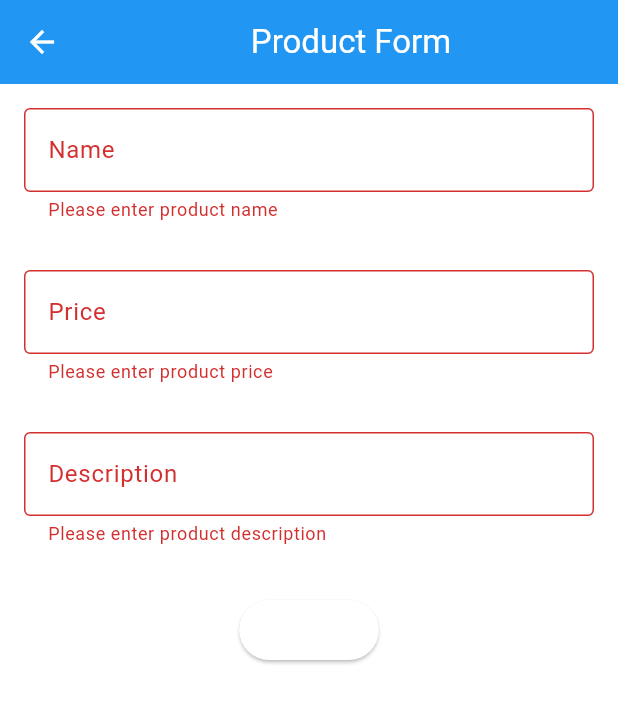
After one commit to RaAhYaMa/pbp-my-e-commerce-mobile, a Flutter app: the ProductFormPage screen opened directly, after a tap on "Submit", on a phone screen of 412 x 824 dp. The commit adds this screen. Shown: the top 703 px of the screen. Run offline on Flutter 3.47's test engine with Material 3 defaults, Android fonts, the phone set to English and light mode, and no system bars.

Commit message:
build: make a new add product form page

```diff
--- a/lib/main.dart
+++ b/lib/main.dart
@@ -1,5 +1,5 @@
 import 'package:flutter/material.dart';
-import 'package:my_e_commerce_mobile/menu.dart';
+import 'package:my_e_commerce_mobile/screens/menu.dart';
 
 
 void main() {
--- /dev/null
+++ b/lib/screens/formProductPage.dart
@@ -0,0 +1,148 @@
+import 'package:flutter/material.dart';
+
+class ProductFormPage extends StatefulWidget {
+  const ProductFormPage({super.key});
+
+  @override
+  State<ProductFormPage> createState() => _ProductFormPageState();
+}
+
+class _ProductFormPageState extends State<ProductFormPage> {
+  final _formKey = GlobalKey<FormState>();
+  String _name = "";
+  int _price = 0;
+  String _description = "";
+
+  @override
+  Widget build(BuildContext context) {
+    return Scaffold(
+      appBar: AppBar(
+        title: const Center(
+          child: Text('Product Form')
+        ),
+        backgroundColor: Theme.of(context).colorScheme.primary,
+        foregroundColor: Colors.white,
+      ),
+
+      body: Form(
+        key: _formKey,
+        child: SingleChildScrollView(
+          child: Column(
+            crossAxisAlignment: CrossAxisAlignment.start,
+            children: [
+              Padding(
+                padding: const EdgeInsets.all(16),
+                child: TextFormField(
+                  decoration: const InputDecoration(
+                    border: OutlineInputBorder(),
+                    hintText: 'Enter product name',
+                    labelText: 'Name'
+                  ),
+                  onChanged: (String? value) {
+                    setState(() {
+                      _name = value!;
+                    });
+                  },
+                  validator: (String? value) {
+                    if (value == null || value.isEmpty) {
+                      return 'Please enter product name';
+                    }
+                    return null;
+                  },
+                ),
+              ),
+              Padding(
+                padding: const EdgeInsets.all(16),
+                child: TextFormField(
+                  decoration: const InputDecoration(
+                    border: OutlineInputBorder(),
+                    hintText: 'Enter product price',
+                    labelText: 'Price'
+                  ),
+                  onChanged: (String? value) {
+                    setState(() {
+                      _price = int.tryParse(value!) ?? 0;
+                    });
+                  },
+                  validator: (String? value) {
+                    if (value == null || value.isEmpty) {
+                      return 'Please enter product price';
+                    }
+                    if (int.tryParse(value) == null) {
+                      return 'Please enter a valid number';
+                    }
+                    return null;
+                  },
+                ),
+              ),
+              Padding(
+                padding: const EdgeInsets.all(16),
+                child: TextFormField(
+                  decoration: const InputDecoration(
+                    border: OutlineInputBorder(),
+                    hintText: 'Enter product description',
+                    labelText: 'Description'
+                  ),
+                  onChanged: (String? value) {
+                    setState(() {
+                      _description = value!;
+                    });
+                  },
+                  validator: (String? value) {
+                    if (value == null || value.isEmpty) {
+                      return 'Please enter product description';
+                    }
+                    return null;
+                  },
+                ),
+              ),
+              Align(
+                alignment: Alignment.bottomCenter,
+                child: Padding(
+                  padding: const EdgeInsets.all(16),
+                  child: ElevatedButton(
+                    onPressed: () {
+                      if (_formKey.currentState!.validate()) {
+                        showDialog(
+                          context: context,
+                          builder: (BuildContext context) {
+                            return AlertDialog(
+                              title: const Text('Product Has Been Added'),
+                              content: SingleChildScrollView(
+                                child: Column(
+                                  crossAxisAlignment: CrossAxisAlignment.start,
+                                  children: [
+                                    Text('Name: $_name'),
+                                    Text('Price: $_price'),
+                                    Text('Description: $_description'),
+                                  ],
+                                ),
+                              ),
+                              actions: [
+                                TextButton(
+                                  child: const Text('Close'),
+                                  onPressed: () {
+                                    Navigator.of(context).pop();
+                                    _formKey.currentState!.reset();
+                                  },
+                                ),
+                              ],
+                            );
+                          },
+                        );
+                      }
+                    },
+                    child: const Text(
+                      'Submit',
+                      style: TextStyle(color: Colors.white),
+                    ),
+                  )
+                ),
+              ),
+            ],
+          ),
+        ),
+      )
+    );
+  }
+}
```
Also changed, not shown: lib/screens/menu.dart (renamed from lib/menu.dart).
